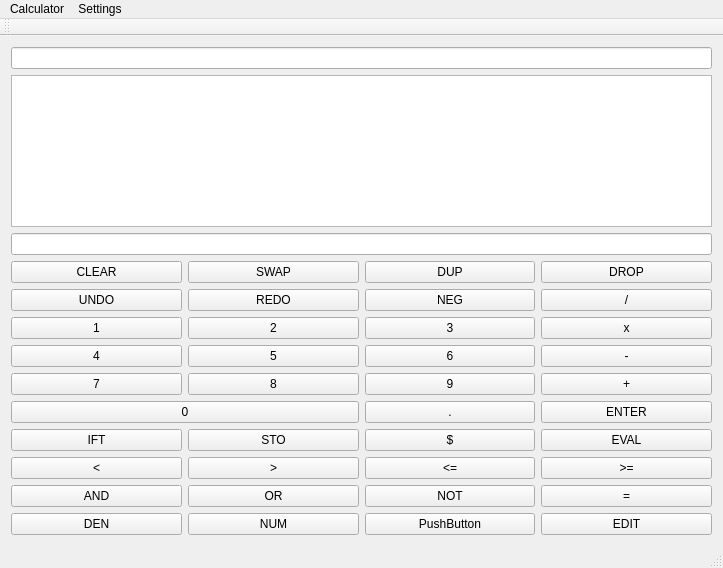
Above: Code/Calculatrice/mainwindow.ui from AntoineRondelet/Scientist_Calculator_C-_Qt before the change. Below: the same form after it.
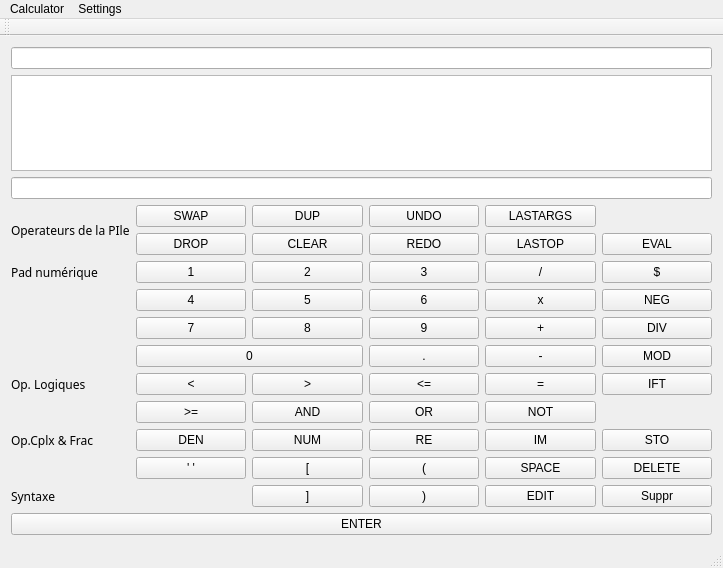
That is the form after the change.

Commit message: Interface avancée, a finir

```diff
--- a/Code/Calculatrice/mainwindow.ui
+++ b/Code/Calculatrice/mainwindow.ui
@@ -23,90 +23,89 @@
      </widget>
     </item>
     <item>
-     <widget class="QTableWidget" name="tableWidgetPile"/>
+     <widget class="QTableWidget" name="tableWidgetPile">
+      <property name="cursor" stdset="0">
+       <cursorShape>ForbiddenCursor</cursorShape>
+      </property>
+      <property name="mouseTracking">
+       <bool>false</bool>
+      </property>
+     </widget>
     </item>
     <item>
-     <widget class="QLineEdit" name="lineEditCommande"/>
+     <widget class="QLineEdit" name="lineEditCommande">
+      <property name="font">
+       <font>
+        <weight>75</weight>
+        <italic>true</italic>
+        <bold>true</bold>
+       </font>
+      </property>
+      <property name="clearButtonEnabled">
+       <bool>false</bool>
+      </property>
+     </widget>
     </item>
     <item>
      <layout class="QGridLayout" name="gridLayout_3">
-      <item row="10" column="2">
+      <item row="1" column="5">
+       <widget class="QPushButton" name="pushButton">
+        <property name="text">
+         <string>LASTOP</string>
+        </property>
+       </widget>
+      </item>
+      <item row="6" column="4">
+       <widget class="QPushButton" name="but9">
+        <property name="cursor">
+         <cursorShape>PointingHandCursor</cursorShape>
+        </property>
+        <property name="text">
+         <string>9</string>
+        </property>
+       </widget>
+      </item>
+      <item row="4" column="2">
+       <widget class="QPushButton" name="but2">
+        <property name="cursor">
+         <cursorShape>PointingHandCursor</cursorShape>
+        </property>
+        <property name="text">
+         <string>2</string>
+        </property>
+       </widget>
+      </item>
+      <item row="16" column="4">
        <widget class="QPushButton" name="pushButton_3">
         <property name="text">
-         <string>PushButton</string>
+         <string>)</string>
         </property>
        </widget>
       </item>
-      <item row="0" column="4">
-       <widget class="QPushButton" name="pButDrop">
+      <item row="15" column="6">
+       <widget class="QPushButton" name="pButDelete">
+        <property name="cursor">
+         <cursorShape>PointingHandCursor</cursorShape>
+        </property>
         <property name="text">
-         <string>DROP</string>
+         <string>DELETE</string>
         </property>
        </widget>
       </item>
-      <item row="3" column="0">
-       <widget class="QPushButton" name="but4">
+      <item row="13" column="4">
+       <widget class="QPushButton" name="pushButton_8">
         <property name="text">
-         <string>4</string>
+         <string>RE</string>
         </property>
        </widget>
       </item>
-      <item row="7" column="1">
+      <item row="13" column="6">
        <widget class="QPushButton" name="pButSto">
         <property name="text">
          <string>STO</string>
         </property>
        </widget>
       </item>
-      <item row="3" column="1">
-       <widget class="QPushButton" name="but5">
-        <property name="text">
-         <string>5</string>
-        </property>
-       </widget>
-      </item>
-      <item row="8" column="1">
-       <widget class="QPushButton" name="pButSup">
-        <property name="text">
-         <string>&gt;</string>
-        </property>
-       </widget>
-      </item>
-      <item row="0" column="1">
-       <widget class="QPushButton" name="pButSwap">
-        <property name="text">
-         <string>SWAP</string>
-        </property>
-       </widget>
-      </item>
-      <item row="4" column="4">
-       <widget class="QPushButton" name="pButAdd">
-        <property name="text">
-         <string>+</string>
-        </property>
-       </widget>
-      </item>
-      <item row="0" column="0">
-       <widget class="QPushButton" name="pButClear">
-        <property name="text">
-         <string>CLEAR</string>
-        </property>
-       </widget>
-      </item>
-      <item row="1" column="2">
-       <widget class="QPushButton" name="pButNeg">
-        <property name="text">
-         <string>NEG</string>
-        </property>
-       </widget>
-      </item>
-      <item row="1" column="4">
-       <widget class="QPushButton" name="pButDiv">
-        <property name="text">
-         <string>/</string>
-        </property>
-       </widget>
-      </item>
       <item row="0" column="2">
        <widget class="QPushButton" name="pButDup">
         <property name="text">
@@ -114,197 +113,466 @@
         </property>
        </widget>
       </item>
-      <item row="1" column="1">
-       <widget class="QPushButton" name="pButRedo">
-        <property name="text">
-         <string>REDO</string>
+      <item row="9" column="2">
+       <widget class="QPushButton" name="pButSup">
+        <property name="cursor">
+         <cursorShape>PointingHandCursor</cursorShape>
         </property>
-       </widget>
-      </item>
-      <item row="2" column="2">
-       <widget class="QPushButton" name="but3">
         <property name="text">
-         <string>3</string>
+         <string>&gt;</string>
         </property>
        </widget>
       </item>
-      <item row="2" column="0">
-       <widget class="QPushButton" name="but1">
+      <item row="16" column="6">
+       <widget class="QPushButton" name="pushButton_5">
         <property name="text">
-         <string>1</string>
+         <string>Suppr</string>
         </property>
        </widget>
       </item>
-      <item row="3" column="4">
-       <widget class="QPushButton" name="pButSous">
+      <item row="16" column="2">
+       <widget class="QPushButton" name="pushButton_2">
         <property name="text">
-         <string>-</string>
+         <string>]</string>
         </property>
        </widget>
       </item>
-      <item row="2" column="4">
-       <widget class="QPushButton" name="pButMult">
+      <item row="0" column="5">
+       <widget class="QPushButton" name="pushButton_4">
         <property name="text">
-         <string>x</string>
+         <string>LASTARGS</string>
         </property>
        </widget>
       </item>
-      <item row="7" column="2">
-       <widget class="QPushButton" name="pButCplx">
+      <item row="13" column="5">
+       <widget class="QPushButton" name="pushButton_9">
         <property name="text">
-         <string>$</string>
+         <string>IM</string>
         </property>
        </widget>
       </item>
-      <item row="4" column="1">
-       <widget class="QPushButton" name="but8">
-        <property name="text">
-         <string>8</string>
-        </property>
-       </widget>
-      </item>
-      <item row="2" column="1">
-       <widget class="QPushButton" name="but2">
-        <property name="text">
-         <string>2</string>
-        </property>
-       </widget>
-      </item>
-      <item row="1" column="0">
-       <widget class="QPushButton" name="pButUndo">
-        <property name="text">
-         <string>UNDO</string>
-        </property>
-       </widget>
-      </item>
-      <item row="7" column="0">
+      <item row="9" column="6">
        <widget class="QPushButton" name="pButIft">
         <property name="text">
          <string>IFT</string>
         </property>
        </widget>
       </item>
-      <item row="4" column="0">
-       <widget class="QPushButton" name="but7">
+      <item row="6" column="6">
+       <widget class="QPushButton" name="pushButton_6">
         <property name="text">
-         <string>7</string>
+         <string>DIV</string>
         </property>
        </widget>
       </item>
-      <item row="3" column="2">
+      <item row="13" column="2">
+       <widget class="QPushButton" name="pButNum">
+        <property name="cursor">
+         <cursorShape>PointingHandCursor</cursorShape>
+        </property>
+        <property name="text">
+         <string>NUM</string>
+        </property>
+       </widget>
+      </item>
+      <item row="5" column="4">
        <widget class="QPushButton" name="but6">
         <property name="text">
          <string>6</string>
         </property>
        </widget>
       </item>
-      <item row="4" column="2">
-       <widget class="QPushButton" name="but9">
+      <item row="1" column="2">
+       <widget class="QPushButton" name="pButClear">
+        <property name="cursor">
+         <cursorShape>PointingHandCursor</cursorShape>
+        </property>
         <property name="text">
-         <string>9</string>
+         <string>CLEAR</string>
         </property>
        </widget>
       </item>
-      <item row="7" column="4">
-       <widget class="QPushButton" name="pButEval">
+      <item row="5" column="1">
+       <widget class="QPushButton" name="but4">
+        <property name="cursor">
+         <cursorShape>PointingHandCursor</cursorShape>
+        </property>
         <property name="text">
-         <string>EVAL</string>
+         <string>4</string>
         </property>
        </widget>
       </item>
-      <item row="10" column="0">
+      <item row="13" column="1">
        <widget class="QPushButton" name="pButDen">
         <property name="text">
          <string>DEN</string>
         </property>
        </widget>
       </item>
-      <item row="9" column="2">
+      <item row="12" column="5">
        <widget class="QPushButton" name="pButNot">
         <property name="text">
          <string>NOT</string>
         </property>
        </widget>
       </item>
+      <item row="0" column="0" rowspan="2">
+       <widget class="QLabel" name="label">
+        <property name="font">
+         <font>
+          <family>Marker Felt</family>
+         </font>
+        </property>
+        <property name="text">
+         <string>Operateurs de la PIle</string>
+        </property>
+       </widget>
+      </item>
       <item row="8" column="4">
+       <widget class="QPushButton" name="pButDot">
+        <property name="cursor">
+         <cursorShape>PointingHandCursor</cursorShape>
+        </property>
+        <property name="text">
+         <string>.</string>
+        </property>
+       </widget>
+      </item>
+      <item row="12" column="1">
        <widget class="QPushButton" name="pButSupEgal">
         <property name="text">
          <string>&gt;=</string>
         </property>
        </widget>
       </item>
-      <item row="10" column="4">
-       <widget class="QPushButton" name="pButEdit">
+      <item row="15" column="1">
+       <widget class="QPushButton" name="pButQuote">
+        <property name="cursor">
+         <cursorShape>PointingHandCursor</cursorShape>
+        </property>
         <property name="text">
-         <string>EDIT</string>
+         <string>' '</string>
         </property>
        </widget>
       </item>
-      <item row="9" column="1">
+      <item row="8" column="6">
+       <widget class="QPushButton" name="pushButton_7">
+        <property name="text">
+         <string>MOD</string>
+        </property>
+       </widget>
+      </item>
+      <item row="12" column="4">
        <widget class="QPushButton" name="pButOr">
         <property name="text">
          <string>OR</string>
         </property>
        </widget>
       </item>
+      <item row="5" column="5">
+       <widget class="QPushButton" name="pButMult">
+        <property name="cursor">
+         <cursorShape>PointingHandCursor</cursorShape>
+        </property>
+        <property name="text">
+         <string>x</string>
+        </property>
+       </widget>
+      </item>
+      <item row="6" column="2">
+       <widget class="QPushButton" name="but8">
+        <property name="cursor">
+         <cursorShape>PointingHandCursor</cursorShape>
+        </property>
+        <property name="text">
+         <string>8</string>
+        </property>
+       </widget>
+      </item>
+      <item row="1" column="1">
+       <widget class="QPushButton" name="pButDrop">
+        <property name="cursor">
+         <cursorShape>PointingHandCursor</cursorShape>
+        </property>
+        <property name="text">
+         <string>DROP</string>
+        </property>
+       </widget>
+      </item>
+      <item row="15" column="4">
+       <widget class="QPushButton" name="pButParenth">
+        <property name="cursor">
+         <cursorShape>PointingHandCursor</cursorShape>
+        </property>
+        <property name="text">
+         <string>(</string>
+        </property>
+       </widget>
+      </item>
+      <item row="1" column="4">
+       <widget class="QPushButton" name="pButRedo">
+        <property name="cursor">
+         <cursorShape>PointingHandCursor</cursorShape>
+        </property>
+        <property name="text">
+         <string>REDO</string>
+        </property>
+       </widget>
+      </item>
+      <item row="0" column="4">
+       <widget class="QPushButton" name="pButUndo">
+        <property name="cursor">
+         <cursorShape>PointingHandCursor</cursorShape>
+        </property>
+        <property name="text">
+         <string>UNDO</string>
+        </property>
+       </widget>
+      </item>
+      <item row="4" column="4">
+       <widget class="QPushButton" name="but3">
+        <property name="cursor">
+         <cursorShape>PointingHandCursor</cursorShape>
+        </property>
+        <property name="text">
+         <string>3</string>
+        </property>
+       </widget>
+      </item>
+      <item row="6" column="5">
+       <widget class="QPushButton" name="pButAdd">
+        <property name="cursor">
+         <cursorShape>PointingHandCursor</cursorShape>
+        </property>
+        <property name="text">
+         <string>+</string>
+        </property>
+       </widget>
+      </item>
       <item row="9" column="4">
-       <widget class="QPushButton" name="pButEgal">
-        <property name="text">
-         <string>=</string>
-        </property>
-       </widget>
-      </item>
-      <item row="8" column="0">
-       <widget class="QPushButton" name="pButInf">
-        <property name="text">
-         <string>&lt;</string>
-        </property>
-       </widget>
-      </item>
-      <item row="9" column="0">
-       <widget class="QPushButton" name="pButAnd">
-        <property name="text">
-         <string>AND</string>
-        </property>
-       </widget>
-      </item>
-      <item row="8" column="2">
        <widget class="QPushButton" name="pButInfEgal">
         <property name="text">
          <string>&lt;=</string>
         </property>
        </widget>
       </item>
-      <item row="10" column="1">
-       <widget class="QPushButton" name="pButNum">
+      <item row="0" column="1">
+       <widget class="QPushButton" name="pButSwap">
+        <property name="cursor">
+         <cursorShape>PointingHandCursor</cursorShape>
+        </property>
         <property name="text">
-         <string>NUM</string>
+         <string>SWAP</string>
         </property>
        </widget>
       </item>
-      <item row="6" column="4">
-       <widget class="QPushButton" name="pButEnter">
+      <item row="6" column="1">
+       <widget class="QPushButton" name="but7">
+        <property name="cursor">
+         <cursorShape>PointingHandCursor</cursorShape>
+        </property>
         <property name="text">
-         <string>ENTER</string>
+         <string>7</string>
         </property>
        </widget>
       </item>
-      <item row="6" column="2">
-       <widget class="QPushButton" name="pButDot">
+      <item row="12" column="2">
+       <widget class="QPushButton" name="pButAnd">
+        <property name="cursor">
+         <cursorShape>PointingHandCursor</cursorShape>
+        </property>
         <property name="text">
-         <string>.</string>
+         <string>AND</string>
         </property>
        </widget>
       </item>
-      <item row="6" column="0" colspan="2">
+      <item row="9" column="1">
+       <widget class="QPushButton" name="pButInf">
+        <property name="cursor">
+         <cursorShape>PointingHandCursor</cursorShape>
+        </property>
+        <property name="text">
+         <string>&lt;</string>
+        </property>
+       </widget>
+      </item>
+      <item row="4" column="5">
+       <widget class="QPushButton" name="pButDiv">
+        <property name="cursor">
+         <cursorShape>PointingHandCursor</cursorShape>
+        </property>
+        <property name="text">
+         <string>/</string>
+        </property>
+       </widget>
+      </item>
+      <item row="9" column="5">
+       <widget class="QPushButton" name="pButEgal">
+        <property name="cursor">
+         <cursorShape>PointingHandCursor</cursorShape>
+        </property>
+        <property name="text">
+         <string>=</string>
+        </property>
+       </widget>
+      </item>
+      <item row="4" column="1">
+       <widget class="QPushButton" name="but1">
+        <property name="cursor">
+         <cursorShape>PointingHandCursor</cursorShape>
+        </property>
+        <property name="text">
+         <string>1</string>
+        </property>
+       </widget>
+      </item>
+      <item row="15" column="2">
+       <widget class="QPushButton" name="pButCrochets">
+        <property name="cursor">
+         <cursorShape>PointingHandCursor</cursorShape>
+        </property>
+        <property name="text">
+         <string>[</string>
+        </property>
+       </widget>
+      </item>
+      <item row="5" column="6">
+       <widget class="QPushButton" name="pButNeg">
+        <property name="cursor">
+         <cursorShape>PointingHandCursor</cursorShape>
+        </property>
+        <property name="text">
+         <string>NEG</string>
+        </property>
+       </widget>
+      </item>
+      <item row="5" column="2">
+       <widget class="QPushButton" name="but5">
+        <property name="cursor">
+         <cursorShape>PointingHandCursor</cursorShape>
+        </property>
+        <property name="text">
+         <string>5</string>
+        </property>
+       </widget>
+      </item>
+      <item row="8" column="1" colspan="2">
        <widget class="QPushButton" name="but0">
         <property name="text">
          <string>0</string>
         </property>
        </widget>
       </item>
+      <item row="8" column="5">
+       <widget class="QPushButton" name="pButSous">
+        <property name="cursor">
+         <cursorShape>PointingHandCursor</cursorShape>
+        </property>
+        <property name="text">
+         <string>-</string>
+        </property>
+       </widget>
+      </item>
+      <item row="15" column="5">
+       <widget class="QPushButton" name="pButSpace">
+        <property name="cursor">
+         <cursorShape>PointingHandCursor</cursorShape>
+        </property>
+        <property name="text">
+         <string>SPACE</string>
+        </property>
+       </widget>
+      </item>
+      <item row="1" column="6">
+       <widget class="QPushButton" name="pButEval">
+        <property name="cursor">
+         <cursorShape>PointingHandCursor</cursorShape>
+        </property>
+        <property name="text">
+         <string>EVAL</string>
+        </property>
+       </widget>
+      </item>
+      <item row="4" column="6">
+       <widget class="QPushButton" name="pButCplx">
+        <property name="cursor">
+         <cursorShape>PointingHandCursor</cursorShape>
+        </property>
+        <property name="text">
+         <string>$</string>
+        </property>
+       </widget>
+      </item>
+      <item row="16" column="5">
+       <widget class="QPushButton" name="pButEdit">
+        <property name="cursor">
+         <cursorShape>PointingHandCursor</cursorShape>
+        </property>
+        <property name="text">
+         <string>EDIT</string>
+        </property>
+       </widget>
+      </item>
+      <item row="16" column="0">
+       <widget class="QLabel" name="label_4">
+        <property name="font">
+         <font>
+          <family>Marker Felt</family>
+         </font>
+        </property>
+        <property name="text">
+         <string>Syntaxe</string>
+        </property>
+       </widget>
+      </item>
+      <item row="13" column="0">
+       <widget class="QLabel" name="label_5">
+        <property name="font">
+         <font>
+          <family>Marker Felt</family>
+         </font>
+        </property>
+        <property name="text">
+         <string>Op.Cplx &amp; Frac</string>
+        </property>
+       </widget>
+      </item>
+      <item row="4" column="0">
+       <widget class="QLabel" name="label_2">
+        <property name="font">
+         <font>
+          <family>Marker Felt</family>
+         </font>
+        </property>
+        <property name="text">
+         <string>Pad numérique</string>
+        </property>
+       </widget>
+      </item>
+      <item row="9" column="0">
+       <widget class="QLabel" name="label_3">
+        <property name="font">
+         <font>
+          <family>Marker Felt</family>
+         </font>
+        </property>
+        <property name="text">
+         <string>Op. Logiques</string>
+        </property>
+       </widget>
+      </item>
      </layout>
     </item>
+    <item>
+     <widget class="QPushButton" name="pButEnter">
+      <property name="cursor">
+       <cursorShape>PointingHandCursor</cursorShape>
+      </property>
+      <property name="text">
+       <string>ENTER</string>
+      </property>
+     </widget>
+    </item>
    </layout>
    <zorder>gridLayoutWidget</zorder>
    <zorder>pButDrop</zorder>
```
Left out of the diff: 37 changed lines with no effect on the pictures. The commit also changes 5 other files.
